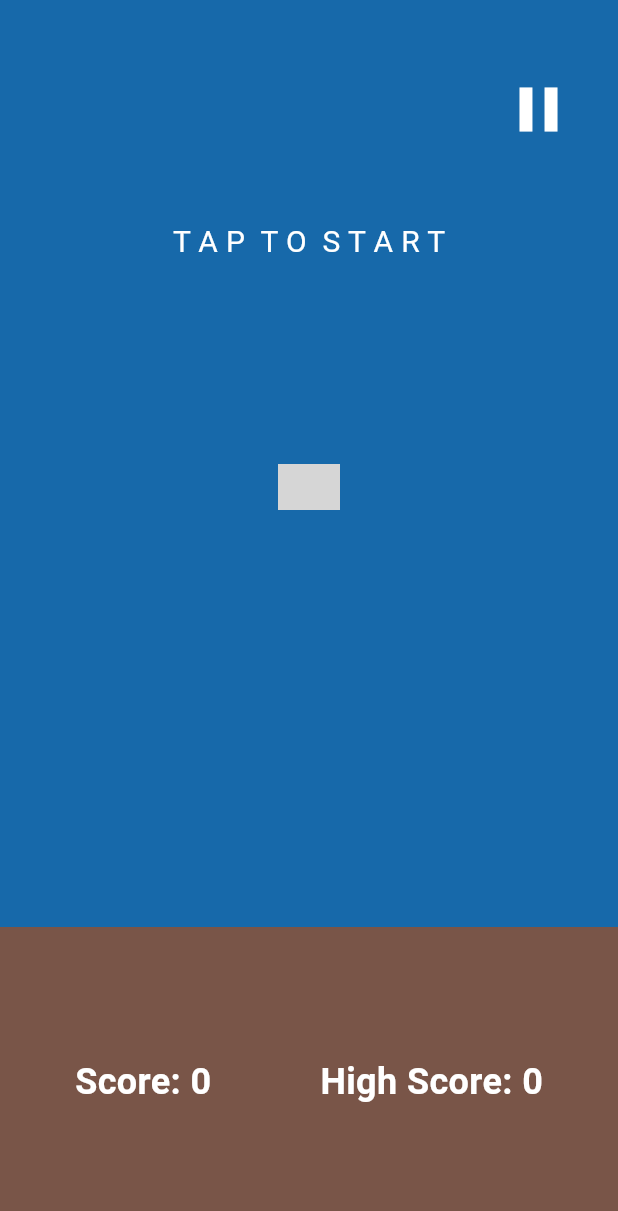
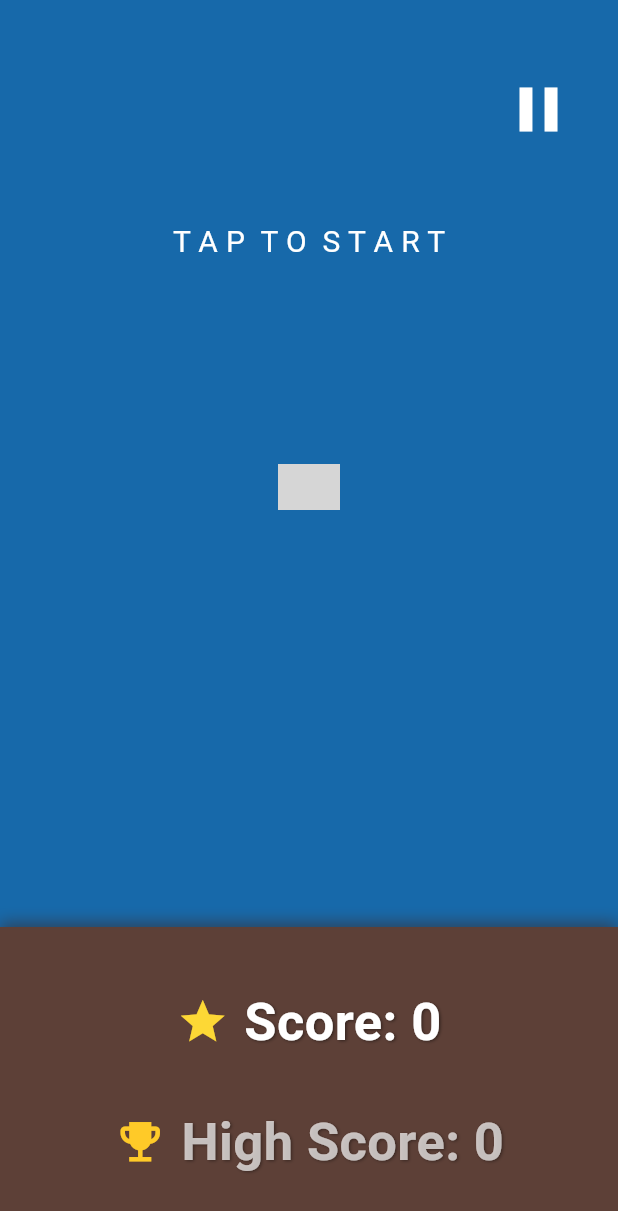
Before and after one commit to Dabeztt/crappy_bird, a Flutter app: the screen it shows after launch, on a phone screen of 412 x 824 dp. Shown: the top 1211 px of the screen. Run offline on Flutter 3.47's test engine with Material 3 defaults, Android fonts, the phone set to English and light mode, and no system bars; grey boxes are pictures that could not be loaded.

Commit message:
Update score layout

```diff
--- a/lib/home_page.dart
+++ b/lib/home_page.dart
@@ -256,26 +256,68 @@ class _HomePageState extends State<HomePage> {
             Expanded(
               child: Container(
                 width: double.infinity,
-                color: Colors.brown,
-                padding: EdgeInsets.symmetric(horizontal: 50),
-                child: Row(
-                  mainAxisAlignment: MainAxisAlignment.spaceBetween,
+                padding: EdgeInsets.symmetric(vertical: 20, horizontal: 40),
+                decoration: BoxDecoration(
+                  color: Colors.brown[700],
+                  boxShadow: [
+                    BoxShadow(
+                      color: Colors.brown.shade900.withOpacity(0.6),
+                      offset: Offset(0, -3),
+                      blurRadius: 8,
+                    ),
+                  ],
+                ),
+                child: Column(
+                  mainAxisAlignment: MainAxisAlignment.center,
                   children: [
+                    Row(
+                      mainAxisAlignment: MainAxisAlignment.center,
+                      children: [
+                        Icon(Icons.star, color: Colors.yellow[600], size: 35),
+                        SizedBox(width: 10),
                         Text(
                           'Score: $score',
                           style: TextStyle(
                             color: Colors.white,
-                        fontSize: 24,
-                        fontWeight: FontWeight.bold,
+                            fontSize: 35,
+                            fontWeight: FontWeight.w700,
+                            shadows: [
+                              Shadow(
+                                color: Colors.black45,
+                                offset: Offset(1, 1),
+                                blurRadius: 2,
+                              ),
+                            ],
                           ),
                         ),
+                      ],
+                    ),
+                    SizedBox(height: 30),
+                    Row(
+                      mainAxisAlignment: MainAxisAlignment.center,
+                      children: [
+                        Icon(
+                          Icons.emoji_events,
+                          color: Colors.amber[400],
+                          size: 35,
+                        ),
+                        SizedBox(width: 10),
                         Text(
                           'High Score: $highScore',
                           style: TextStyle(
-                        color: Colors.white,
-                        fontSize: 24,
-                        fontWeight: FontWeight.bold,
+                            color: Colors.white70,
+                            fontSize: 35,
+                            fontWeight: FontWeight.w600,
+                            shadows: [
+                              Shadow(
+                                color: Colors.black38,
+                                offset: Offset(1, 1),
+                                blurRadius: 2,
                               ),
+                            ],
+                          ),
+                        ),
+                      ],
                     ),
                   ],
                 ),
```
Lines whose indentation alone changed are shown as unchanged.
